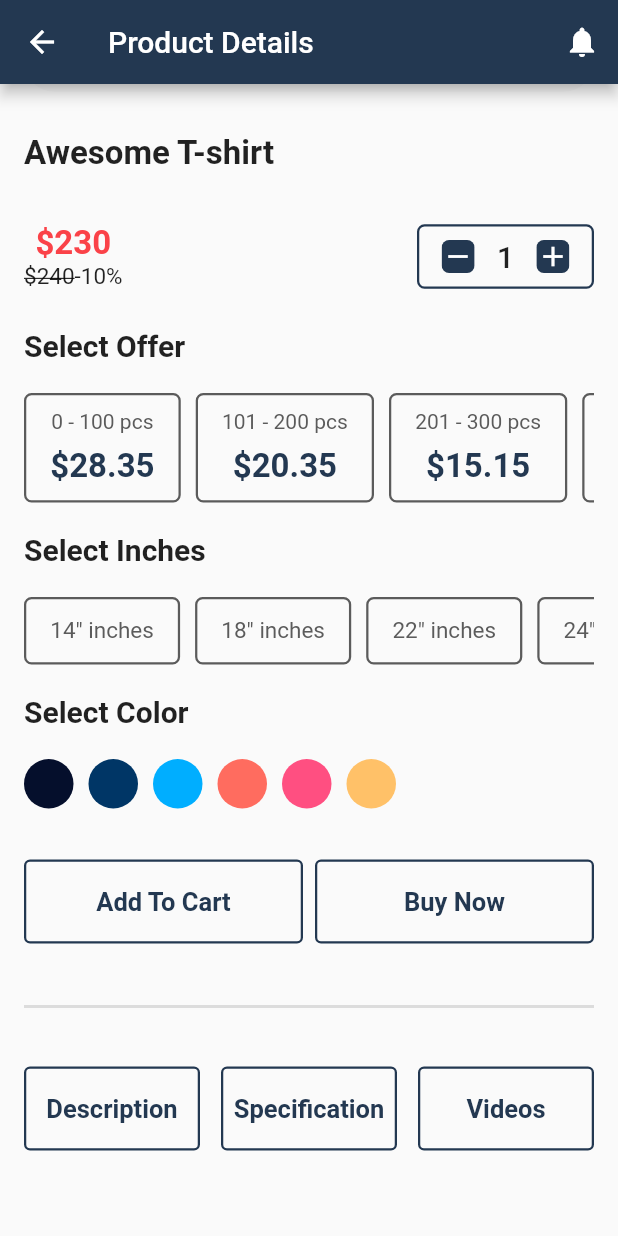
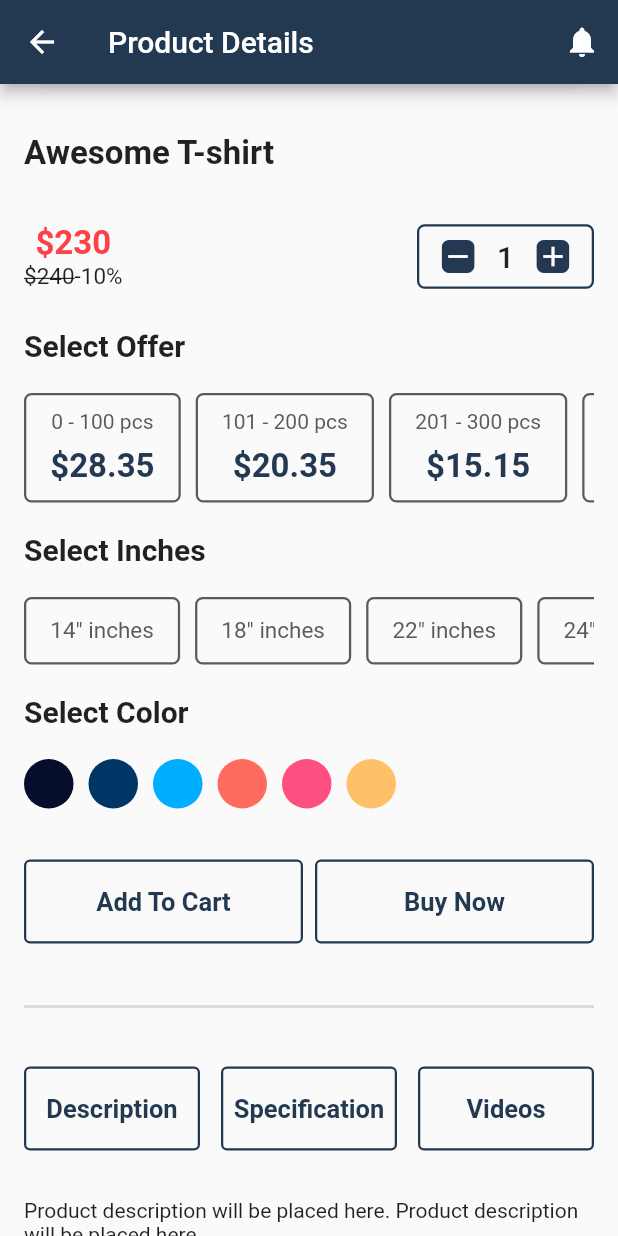
Before and after one commit to ashikahmedfahim/Flutter-E-commerce, a Flutter app: the ProductDetailsPage screen opened directly with sample values from the repository, scrolled down 224 dp, on a phone screen of 412 x 824 dp. Run offline on Flutter 3.47's test engine with Material 2 defaults, Android fonts, the light colour scheme and no system bars; our stand-ins replace badges, flutter_svg, shared_preferences; accounts and stored records are empty.

Commit message:
title's code refactored

```diff
--- /dev/null
+++ b/lib/components/text_title.dart
@@ -0,0 +1,17 @@
+import 'package:flutter/material.dart';
+
+class TextTitle extends StatelessWidget {
+  final String title;
+  const TextTitle({Key? key, required this.title}) : super(key: key);
+
+  @override
+  Widget build(BuildContext context) {
+    return Padding(
+      padding: EdgeInsets.symmetric(vertical: 20.0),
+      child: Text(
+        title,
+        style: TextStyle(fontSize: 20, fontWeight: FontWeight.bold),
+      ),
+    );
+  }
+}
--- a/lib/screens/product_details_page.dart
+++ b/lib/screens/product_details_page.dart
@@ -1,6 +1,8 @@
+import 'package:flutter/cupertino.dart';
 import 'package:flutter/material.dart';
 import 'package:lacuna/components/normal_appbar.dart';
 import 'package:lacuna/components/product_details_main_button.dart';
+import 'package:lacuna/components/text_title.dart';
 import 'package:lacuna/constants.dart';
 import 'package:lacuna/mock_data/data.dart';
 import 'package:lacuna/widget_builder/color_section_builder.dart';
@@ -203,38 +205,11 @@ class _ProductDetailsPageState extends State<ProductDetailsPage> {
                   ],
                 ),
               ),
-              Padding(
-                padding: EdgeInsets.symmetric(vertical: 20.0),
-                child: Text(
-                  'Select Offer',
-                  style: TextStyle(
-                    fontSize: 20.0,
-                    fontWeight: FontWeight.bold,
-                  ),
-                ),
-              ),
+              TextTitle(title: 'Select Offer'),
               OfferSectionBuilder(offers: offers),
-              Padding(
-                padding: EdgeInsets.symmetric(vertical: 20.0),
-                child: Text(
-                  'Select Inches',
-                  style: TextStyle(
-                    fontSize: 20.0,
-                    fontWeight: FontWeight.bold,
-                  ),
-                ),
-              ),
+              TextTitle(title: 'Select Inches'),
               InchesSectionBuilder(variations: variations),
-              Padding(
-                padding: EdgeInsets.symmetric(vertical: 20.0),
-                child: Text(
-                  'Select Color',
-                  style: TextStyle(
-                    fontSize: 20.0,
-                    fontWeight: FontWeight.bold,
-                  ),
-                ),
-              ),
+              TextTitle(title: 'Select Color'),
               ColorSectionBuilder(varientColors: varientColors),
               Padding(
                 padding: EdgeInsets.symmetric(vertical: 34.0),
@@ -270,6 +245,11 @@ class _ProductDetailsPageState extends State<ProductDetailsPage> {
                   ],
                 ),
               ),
+              Text(
+                'Product description will be placed here. Product description will be placed here. ',
+                style: TextStyle(fontSize: 14.0),
+              ),
+              TextTitle(title: 'Tags'),
             ],
           ),
         ),
```
